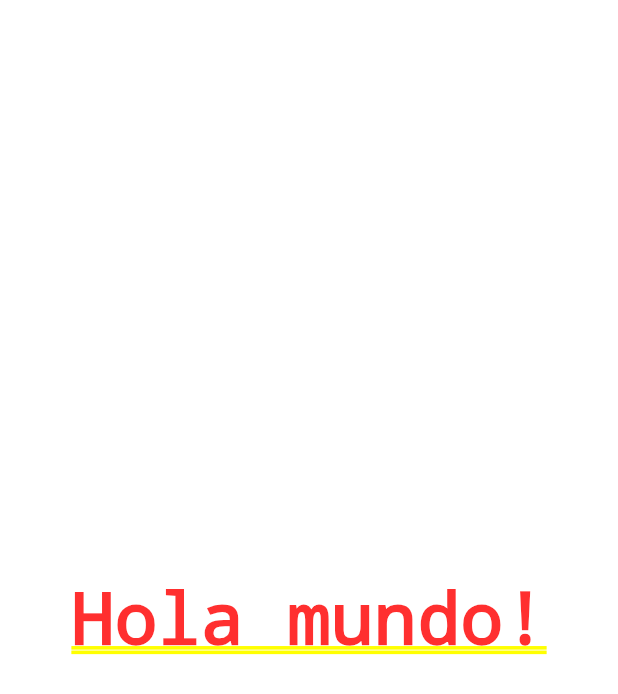
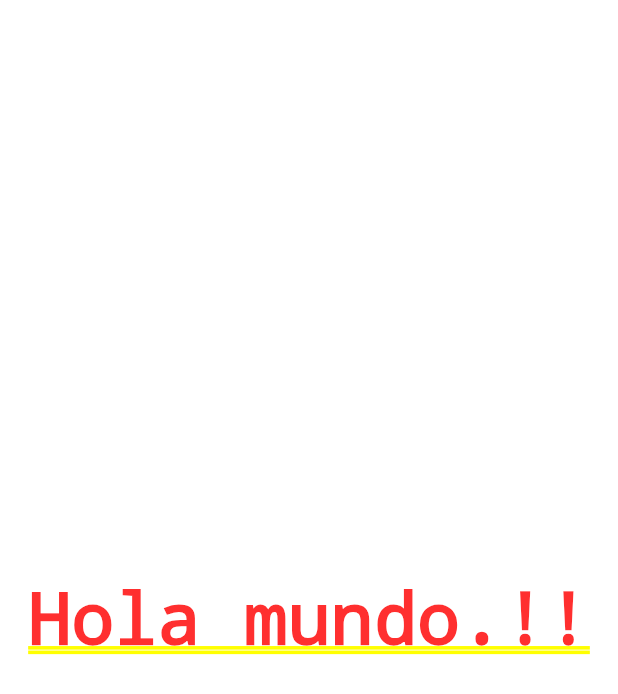
Before and after one commit to gallottohugo/FlutterHelloWorld, a Flutter app: the screen it shows after launch, on a phone screen of 412 x 824 dp. Shown: the top 694 px of the screen. Run offline on Flutter 3.47's test engine with Material 2 defaults, Android fonts, the phone set to English and light mode, and no system bars.

Commit message:
Create folder src and file app.dart

```diff
--- a/lib/main.dart
+++ b/lib/main.dart
@@ -1,21 +1,8 @@
-import 'package:flutter/cupertino.dart';
 import 'package:flutter/material.dart';
+import 'package:flutter_hello_world/src/app.dart';
+
+//import 'src/app.dart';
 
 void main() {
-  runApp(new MyApp());
-
+  runApp(MyApp());
 }
-
-class MyApp extends StatelessWidget {
-
-
-  @override
-  Widget build(context) {
-    return MaterialApp(
-      home: Center(
-        child: Text('Hola mundo!'),
-      )
-
-    );
-  }
-}
--- /dev/null
+++ b/lib/src/app.dart
@@ -0,0 +1,12 @@
+import 'package:flutter/material.dart';
+
+class MyApp extends StatelessWidget {
+  @override
+  Widget build(context) {
+    return MaterialApp(
+      home: Center(
+        child: Text('Hola mundo.!!'),
+      )
+    );
+  }
+}
```
